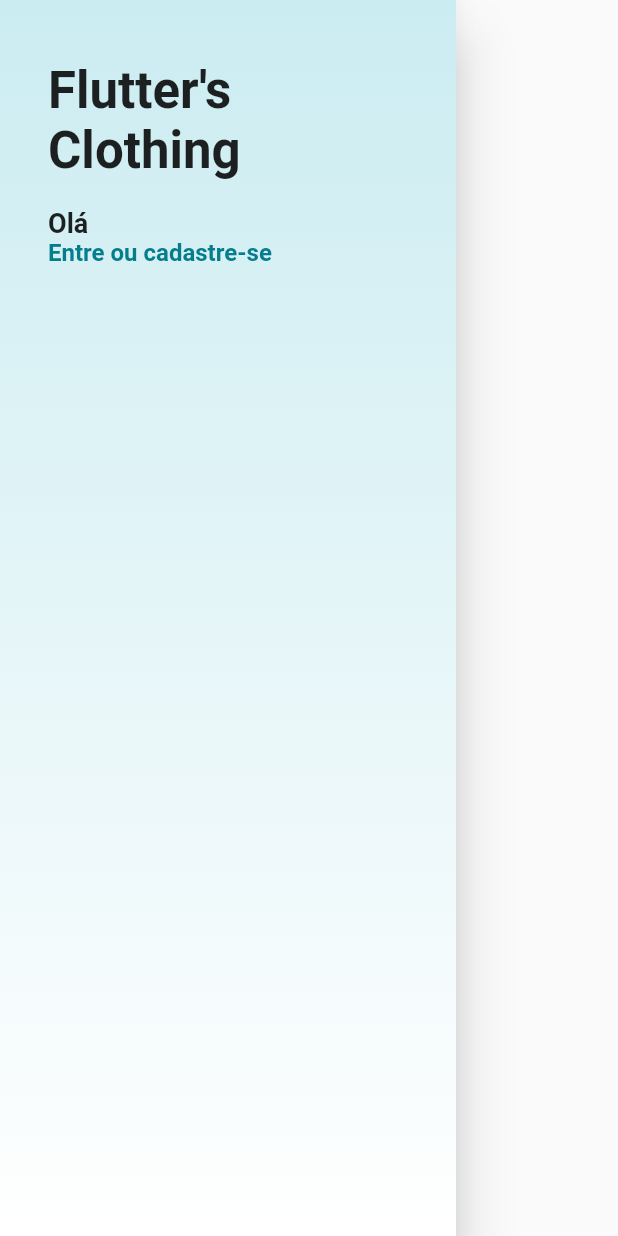
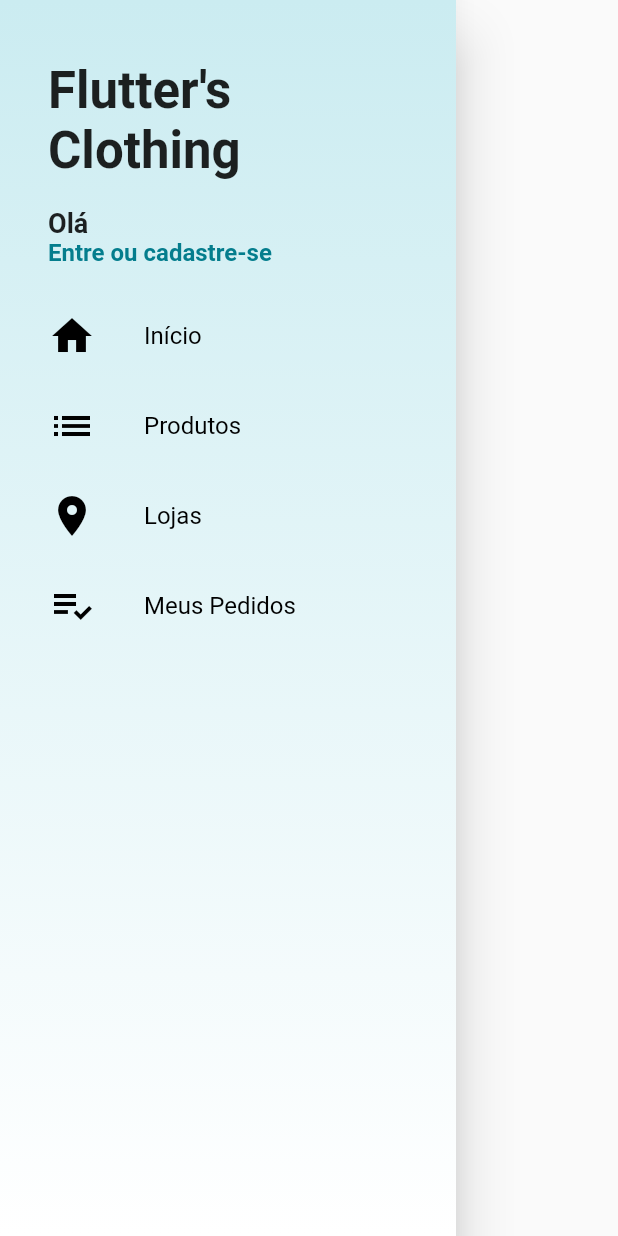
Before and after one commit to drianoaz/flutter-estudos, a Flutter app: the CustomDrawer widget shown alone on an empty page, opened directly, on a phone screen of 412 x 824 dp. Run offline on Flutter 3.47's test engine with Material 2 defaults, Android fonts, the light colour scheme and no system bars; our stand-ins replace cloud_firestore, firebase_auth, firebase_storage, google_sign_in, image_picker, share and 2 more; accounts and stored records are empty.

Commit message:
chore: add drawer tile

```diff
--- /dev/null
+++ b/projects/loja_virtual/lib/tiles/drawer_tile.dart
@@ -0,0 +1,37 @@
+import 'package:flutter/material.dart';
+
+class DrawerTile extends StatelessWidget {
+  DrawerTile(this.icon, this.text);
+
+  final IconData icon;
+  final String text;
+
+  @override
+  Widget build(BuildContext context) {
+    return Material(
+      color: Colors.transparent,
+      child: InkWell(
+        onTap: () {},
+        child: Container(
+          height: 60.0,
+          child: Row(
+            children: <Widget>[
+              Icon(
+                icon,
+                color: Colors.black,
+                size: 32.0,
+              ),
+              SizedBox(
+                width: 32.0,
+              ),
+              Text(
+                text,
+                style: TextStyle(fontSize: 16.0, color: Colors.black),
+              )
+            ],
+          ),
+        ),
+      ),
+    );
+  }
+}
--- a/projects/loja_virtual/lib/widgets/custom_drawer.dart
+++ b/projects/loja_virtual/lib/widgets/custom_drawer.dart
@@ -1,4 +1,5 @@
 import 'package:flutter/material.dart';
+import 'package:loja_virtual/tiles/drawer_tile.dart';
 
 class CustomDrawer extends StatelessWidget {
   Widget _buildDrawerBack() {
@@ -70,7 +71,11 @@ class CustomDrawer extends StatelessWidget {
                     )
                   ],
                 ),
-              )
+              ),
+              DrawerTile(Icons.home, "Início"),
+              DrawerTile(Icons.list, "Produtos"),
+              DrawerTile(Icons.location_on, "Lojas"),
+              DrawerTile(Icons.playlist_add_check, "Meus Pedidos"),
             ],
           )
         ],
```
